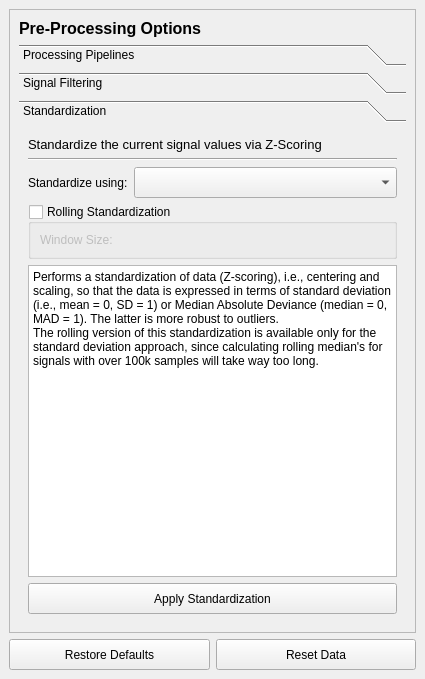
Above: signal_editor/ui/dock_processing_inputs.ui from fred-kr/signal-editor-v2 before the change. Below: the same form after it.
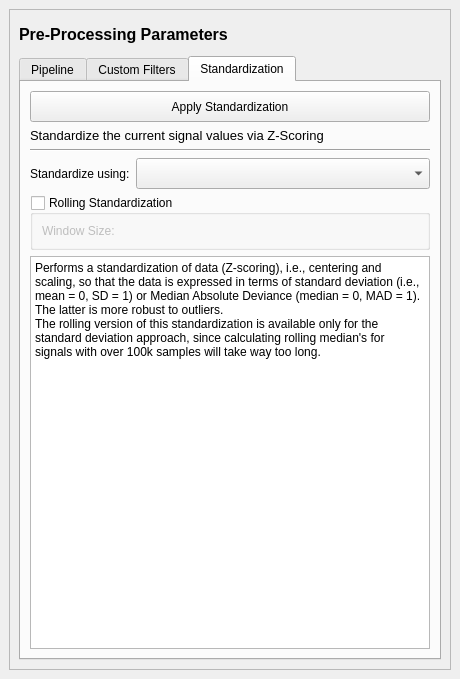
That is the form after the change. The open tabs and pages were chosen to show the change. Icons and pictures are not drawn. Custom widgets are drawn as their Qt base class.

What changed in the file:
```diff
--- a/signal_editor/ui/dock_processing_inputs.ui
+++ b/signal_editor/ui/dock_processing_inputs.ui
@@ -6,7 +6,7 @@
    <rect>
     <x>0</x>
     <y>0</y>
-    <width>425</width>
+    <width>460</width>
     <height>679</height>
    </rect>
   </property>
@@ -14,8 +14,8 @@
    <string>DockWidget</string>
   </property>
   <widget class="QWidget" name="dockWidgetContents">
-   <layout class="QGridLayout" name="gridLayout">
-    <item row="0" column="0" colspan="2">
+   <layout class="QVBoxLayout" name="verticalLayout">
+    <item>
      <widget class="QScrollArea" name="scrollArea">
       <property name="widgetResizable">
        <bool>true</bool>
@@ -25,27 +25,38 @@
         <rect>
          <x>0</x>
          <y>0</y>
-         <width>405</width>
-         <height>598</height>
+         <width>440</width>
+         <height>635</height>
         </rect>
        </property>
        <layout class="QGridLayout" name="gridLayout_2">
-        <item row="1" column="0">
-         <widget class="QToolBox" name="tool_box_processing_inputs">
+        <item row="0" column="0">
+         <widget class="QLabel" name="label">
+          <property name="sizePolicy">
+           <sizepolicy hsizetype="Fixed" vsizetype="Preferred">
+            <horstretch>0</horstretch>
+            <verstretch>0</verstretch>
+           </sizepolicy>
+          </property>
+          <property name="minimumSize">
+           <size>
+            <width>0</width>
+            <height>31</height>
+           </size>
+          </property>
+          <property name="text">
+           <string>&lt;html&gt;&lt;head/&gt;&lt;body&gt;&lt;p&gt;&lt;span style=&quot; font-size:12pt; font-weight:700;&quot;&gt;Pre-Processing Parameters&lt;/span&gt;&lt;/p&gt;&lt;/body&gt;&lt;/html&gt;</string>
+          </property>
+         </widget>
+        </item>
+        <item row="1" column="0" colspan="4">
+         <widget class="QTabWidget" name="tab_widget_processing_inputs">
           <property name="currentIndex">
            <number>1</number>
           </property>
-          <widget class="QWidget" name="page_pipeline">
-           <property name="geometry">
-            <rect>
-             <x>0</x>
-             <y>0</y>
-             <width>341</width>
-             <height>218</height>
-            </rect>
-           </property>
-           <attribute name="label">
-            <string>Processing Pipelines</string>
+          <widget class="QWidget" name="tab_processing_pipeline" native="true">
+           <attribute name="title">
+            <string>Pipeline</string>
            </attribute>
            <layout class="QGridLayout" name="gridLayout_3">
             <item row="3" column="0">
@@ -116,17 +127,9 @@
             </item>
            </layout>
           </widget>
-          <widget class="QWidget" name="page_signal_filter">
-           <property name="geometry">
-            <rect>
-             <x>0</x>
-             <y>0</y>
-             <width>387</width>
-             <height>463</height>
-            </rect>
-           </property>
-           <attribute name="label">
-            <string>Signal Filtering</string>
+          <widget class="QWidget" name="tab_processing_filter" native="true">
+           <attribute name="title">
+            <string>Custom Filters</string>
            </attribute>
            <layout class="QGridLayout" name="gridLayout_4">
             <item row="0" column="0" colspan="2">
@@ -245,34 +248,64 @@
             </item>
            </layout>
           </widget>
-          <widget class="QWidget" name="page_standardize">
-           <property name="geometry">
-            <rect>
-             <x>0</x>
-             <y>0</y>
-             <width>387</width>
-             <height>463</height>
-            </rect>
-           </property>
-           <attribute name="label">
+          <widget class="QWidget" name="tab_processing_standardize" native="true">
+           <attribute name="title">
             <string>Standardization</string>
            </attribute>
            <layout class="QGridLayout" name="gridLayout_5">
-            <item row="0" column="0" colspan="2">
+            <item row="5" column="0" colspan="2">
+             <widget class="QTextBrowser" name="text_browser_standardize_info">
+              <property name="html">
+               <string>&lt;!DOCTYPE HTML PUBLIC &quot;-//W3C//DTD HTML 4.0//EN&quot; &quot;http://www.w3.org/TR/REC-html40/strict.dtd&quot;&gt;
+&lt;html&gt;&lt;head&gt;&lt;meta name=&quot;qrichtext&quot; content=&quot;1&quot; /&gt;&lt;meta charset=&quot;utf-8&quot; /&gt;&lt;style type=&quot;text/css&quot;&gt;
+p, li { white-space: pre-wrap; }
+hr { height: 1px; border-width: 0; }
+li.unchecked::marker { content: &quot;\2610&quot;; }
+li.checked::marker { content: &quot;\2612&quot;; }
+&lt;/style&gt;&lt;/head&gt;&lt;body style=&quot; font-family:'Segoe UI'; font-size:9pt; font-weight:400; font-style:normal;&quot;&gt;
+&lt;p style=&quot; margin-top:0px; margin-bottom:0px; margin-left:0px; margin-right:0px; -qt-block-indent:0; text-indent:0px;&quot;&gt;Performs a standardization of data (Z-scoring), i.e., centering and scaling, so that the data is expressed in terms of standard deviation (i.e., mean = 0, SD = 1) or Median Absolute Deviance (median = 0, MAD = 1). The latter is more robust to outliers.&lt;/p&gt;
+&lt;p style=&quot; margin-top:0px; margin-bottom:0px; margin-left:0px; margin-right:0px; -qt-block-indent:0; text-indent:0px;&quot;&gt;The rolling version of this standardization is available only for the standard deviation approach, since calculating rolling median's for signals with over 100k samples will take way too long.&lt;/p&gt;&lt;/body&gt;&lt;/html&gt;</string>
+              </property>
+             </widget>
+            </item>
+            <item row="3" column="1">
+             <widget class="QEnumComboBox" name="enum_combo_standardize_method">
+              <property name="minimumSize">
+               <size>
+                <width>0</width>
+                <height>31</height>
+               </size>
+              </property>
+             </widget>
+            </item>
+            <item row="3" column="0">
+             <widget class="QLabel" name="label_8">
+              <property name="sizePolicy">
+               <sizepolicy hsizetype="Fixed" vsizetype="Preferred">
+                <horstretch>0</horstretch>
+                <verstretch>0</verstretch>
+               </sizepolicy>
+              </property>
+              <property name="text">
+               <string>Standardize using:</string>
+              </property>
+             </widget>
+            </item>
+            <item row="1" column="0" colspan="2">
              <widget class="QLabel" name="label_7">
               <property name="text">
                <string>&lt;html&gt;&lt;head/&gt;&lt;body&gt;&lt;p&gt;&lt;span style=&quot; font-size:10pt;&quot;&gt;Standardize the current signal values via Z-Scoring&lt;/span&gt;&lt;/p&gt;&lt;/body&gt;&lt;/html&gt;</string>
               </property>
              </widget>
             </item>
-            <item row="1" column="0" colspan="2">
+            <item row="2" column="0" colspan="2">
              <widget class="Line" name="line_3">
               <property name="orientation">
                <enum>Qt::Orientation::Horizontal</enum>
               </property>
              </widget>
             </item>
-            <item row="3" column="0" colspan="2">
+            <item row="4" column="0" colspan="2">
              <widget class="QGroupBox" name="grp_box_standardize_rolling_window">
               <property name="sizePolicy">
                <sizepolicy hsizetype="Preferred" vsizetype="Maximum">
@@ -303,45 +336,7 @@
               </layout>
              </widget>
             </item>
-            <item row="2" column="0">
-             <widget class="QLabel" name="label_8">
-              <property name="sizePolicy">
-               <sizepolicy hsizetype="Fixed" vsizetype="Preferred">
-                <horstretch>0</horstretch>
-                <verstretch>0</verstretch>
-               </sizepolicy>
-              </property>
-              <property name="text">
-               <string>Standardize using:</string>
-              </property>
-             </widget>
-            </item>
-            <item row="4" column="0" colspan="2">
-             <widget class="QTextBrowser" name="text_browser_standardize_info">
-              <property name="html">
-               <string>&lt;!DOCTYPE HTML PUBLIC &quot;-//W3C//DTD HTML 4.0//EN&quot; &quot;http://www.w3.org/TR/REC-html40/strict.dtd&quot;&gt;
-&lt;html&gt;&lt;head&gt;&lt;meta name=&quot;qrichtext&quot; content=&quot;1&quot; /&gt;&lt;meta charset=&quot;utf-8&quot; /&gt;&lt;style type=&quot;text/css&quot;&gt;
-p, li { white-space: pre-wrap; }
-hr { height: 1px; border-width: 0; }
-li.unchecked::marker { content: &quot;\2610&quot;; }
-li.checked::marker { content: &quot;\2612&quot;; }
-&lt;/style&gt;&lt;/head&gt;&lt;body style=&quot; font-family:'Segoe UI'; font-size:9pt; font-weight:400; font-style:normal;&quot;&gt;
-&lt;p style=&quot; margin-top:0px; margin-bottom:0px; margin-left:0px; margin-right:0px; -qt-block-indent:0; text-indent:0px;&quot;&gt;Performs a standardization of data (Z-scoring), i.e., centering and scaling, so that the data is expressed in terms of standard deviation (i.e., mean = 0, SD = 1) or Median Absolute Deviance (median = 0, MAD = 1). The latter is more robust to outliers.&lt;/p&gt;
-&lt;p style=&quot; margin-top:0px; margin-bottom:0px; margin-left:0px; margin-right:0px; -qt-block-indent:0; text-indent:0px;&quot;&gt;The rolling version of this standardization is available only for the standard deviation approach, since calculating rolling median's for signals with over 100k samples will take way too long.&lt;/p&gt;&lt;/body&gt;&lt;/html&gt;</string>
-              </property>
-             </widget>
-            </item>
-            <item row="2" column="1">
-             <widget class="QEnumComboBox" name="enum_combo_standardize_method">
-              <property name="minimumSize">
-               <size>
-                <width>0</width>
-                <height>31</height>
-               </size>
-              </property>
-             </widget>
-            </item>
-            <item row="5" column="0" colspan="2">
+            <item row="0" column="0" colspan="2">
              <widget class="QPushButton" name="btn_apply_standardization">
               <property name="minimumSize">
                <size>
@@ -358,10 +353,55 @@
           </widget>
          </widget>
         </item>
-        <item row="0" column="0">
-         <widget class="QLabel" name="label">
-          <property name="text">
-           <string>&lt;html&gt;&lt;head/&gt;&lt;body&gt;&lt;p&gt;&lt;span style=&quot; font-size:12pt; font-weight:700;&quot;&gt;Pre-Processing Options&lt;/span&gt;&lt;/p&gt;&lt;/body&gt;&lt;/html&gt;</string>
+        <item row="0" column="3">
+         <widget class="QPushButton" name="btn_reset_processing_inputs">
+          <property name="sizePolicy">
+           <sizepolicy hsizetype="Fixed" vsizetype="Fixed">
+            <horstretch>0</horstretch>
+            <verstretch>0</verstretch>
+           </sizepolicy>
+          </property>
+          <property name="minimumSize">
+           <size>
+            <width>0</width>
+            <height>31</height>
+           </size>
+          </property>
+          <property name="toolTip">
+           <string>Restore all input fields to their default values</string>
+          </property>
+          <property name="icon">
+           <iconset resource="../resources/resources.qrc">
+            <normaloff>:/icons/restore_defaults</normaloff>:/icons/restore_defaults</iconset>
+          </property>
+          <property name="flat">
+           <bool>true</bool>
+          </property>
+         </widget>
+        </item>
+        <item row="0" column="2">
+         <widget class="QPushButton" name="btn_reset_data">
+          <property name="sizePolicy">
+           <sizepolicy hsizetype="Fixed" vsizetype="Fixed">
+            <horstretch>0</horstretch>
+            <verstretch>0</verstretch>
+           </sizepolicy>
+          </property>
+          <property name="minimumSize">
+           <size>
+            <width>0</width>
+            <height>31</height>
+           </size>
+          </property>
+          <property name="toolTip">
+           <string>Discard currently applied processing and restore original signal values (for the current section)</string>
+          </property>
+          <property name="icon">
+           <iconset resource="../resources/resources.qrc">
+            <normaloff>:/icons/reset_all</normaloff>:/icons/reset_all</iconset>
+          </property>
+          <property name="flat">
+           <bool>true</bool>
           </property>
          </widget>
         </item>
@@ -369,38 +409,6 @@
       </widget>
      </widget>
     </item>
-    <item row="1" column="1">
-     <widget class="QPushButton" name="btn_reset_data">
-      <property name="minimumSize">
-       <size>
-        <width>0</width>
-        <height>31</height>
-       </size>
-      </property>
-      <property name="toolTip">
-       <string>Restore the original signal values</string>
-      </property>
-      <property name="text">
-       <string>Reset Data</string>
-      </property>
-     </widget>
-    </item>
-    <item row="1" column="0">
-     <widget class="QPushButton" name="btn_restore_defaults">
-      <property name="minimumSize">
-       <size>
-        <width>0</width>
-        <height>31</height>
-       </size>
-      </property>
-      <property name="toolTip">
-       <string>Restores the default values for the selected inputs</string>
-      </property>
-      <property name="text">
-       <string>Restore Defaults</string>
-      </property>
-     </widget>
-    </item>
    </layout>
   </widget>
  </widget>
```
Left out of the diff: 122 changed lines with no effect on the pictures.
